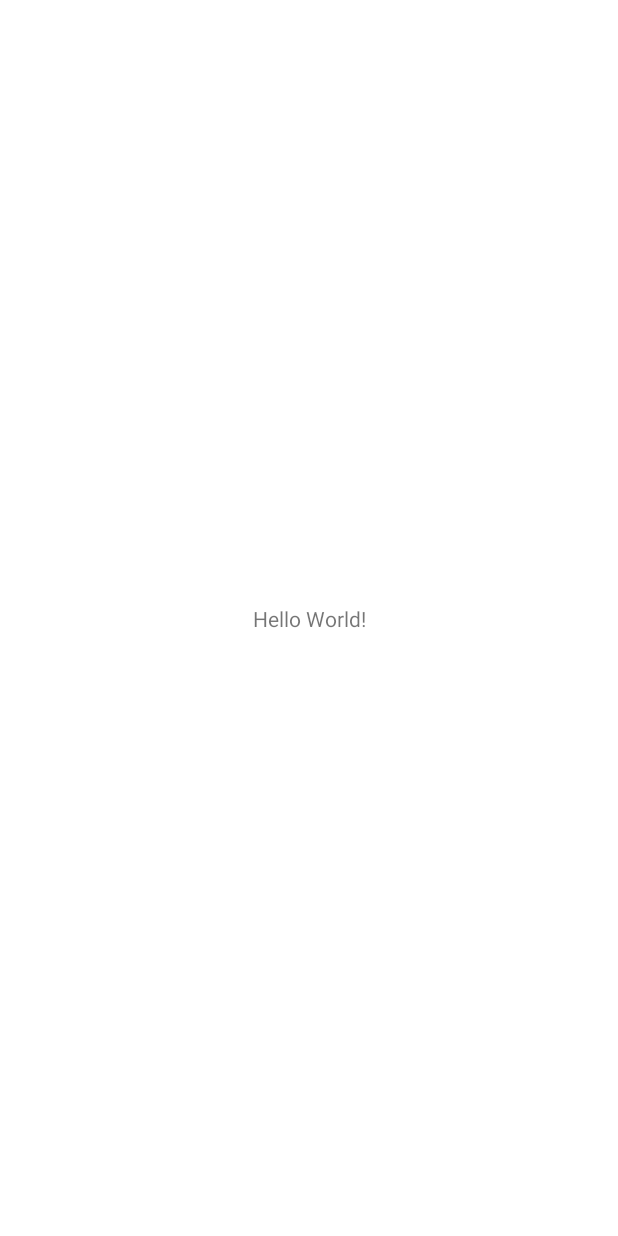
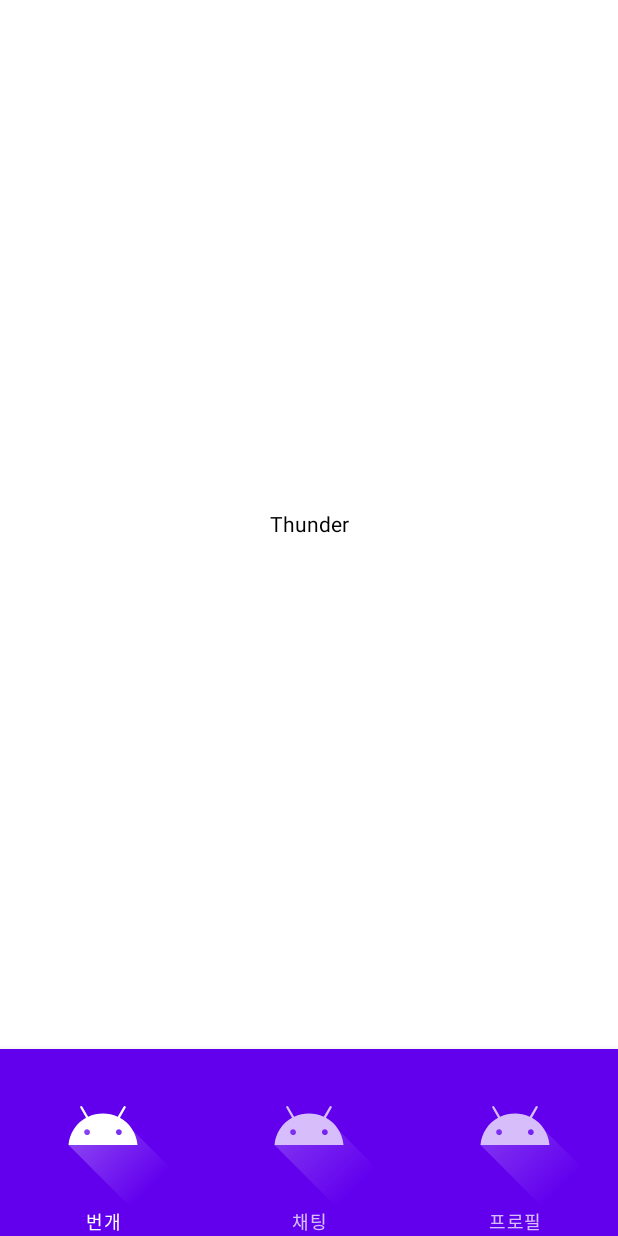
Before and after one commit to Koreatech-Thunder/Thunder-AOS, an Android app built with Jetpack Compose: the screen it shows after launch (MainActivity), on a phone screen of 412 x 824 dp. Before the commit the screen is almost empty. Run offline under Robolectric (Android 15) with nearby library versions, the phone set to English and light mode, and no system bars; our stand-ins replace Dagger/Hilt's generated code, Timber.

Commit message:
[feat] bottom navigation 기능 구현

```diff
--- a/app/src/main/java/com/koreatech/thunder/MainActivity.kt
+++ b/app/src/main/java/com/koreatech/thunder/MainActivity.kt
@@ -1,13 +1,50 @@
 package com.koreatech.thunder
 
+import android.os.Bundle
+import androidx.activity.compose.setContent
 import androidx.appcompat.app.AppCompatActivity
-import android.os.Bundle
+import androidx.compose.foundation.layout.padding
+import androidx.compose.material.BottomNavigation
+import androidx.compose.material.Scaffold
+import androidx.compose.runtime.getValue
+import androidx.compose.ui.Modifier
+import androidx.navigation.compose.currentBackStackEntryAsState
+import androidx.navigation.compose.rememberNavController
+import com.koreatech.thunder.navigation.ThunderBottomBar
+import com.koreatech.thunder.navigation.ThunderDestination.CHAT
+import com.koreatech.thunder.navigation.ThunderDestination.PROFILE
+import com.koreatech.thunder.navigation.ThunderDestination.THUNDER
+import com.koreatech.thunder.navigation.ThunderNavHost
 import dagger.hilt.android.AndroidEntryPoint
 
 @AndroidEntryPoint
 class MainActivity : AppCompatActivity() {
     override fun onCreate(savedInstanceState: Bundle?) {
         super.onCreate(savedInstanceState)
-        setContentView(R.layout.activity_main)
+        setContent {
+            val navController = rememberNavController()
+            Scaffold(
+                bottomBar = {
+                    val navBackStackEntry by navController.currentBackStackEntryAsState()
+                    val currentDestination = navBackStackEntry?.destination
+                    BottomNavigation {
+                        ThunderBottomBar(navController, bottomItems, currentDestination)
+                    }
+                }
+            ) { innerPadding ->
+                ThunderNavHost(
+                    navController = navController,
+                    modifier = Modifier.padding(innerPadding)
+                )
+            }
+        }
+    }
+
+    companion object {
+        private val bottomItems = listOf(
+            THUNDER,
+            CHAT,
+            PROFILE
+        )
     }
 }
--- /dev/null
+++ b/app/src/main/java/com/koreatech/thunder/feature/thunder/ThunderScreen.kt
@@ -0,0 +1,23 @@
+package com.koreatech.thunder.feature.thunder
+
+import androidx.compose.foundation.layout.Arrangement
+import androidx.compose.foundation.layout.Column
+import androidx.compose.foundation.layout.fillMaxSize
+import androidx.compose.material.Text
+import androidx.compose.runtime.Composable
+import androidx.compose.ui.Alignment
+import androidx.compose.ui.Modifier
+import androidx.navigation.NavController
+
+@Composable
+fun ThunderScreen(
+    navController: NavController
+) {
+    Column(
+        modifier = Modifier.fillMaxSize(),
+        verticalArrangement = Arrangement.Center,
+        horizontalAlignment = Alignment.CenterHorizontally
+    ) {
+        Text(text = "Thunder")
+    }
+}
--- /dev/null
+++ b/app/src/main/java/com/koreatech/thunder/navigation/ThunderBottomBar.kt
@@ -0,0 +1,42 @@
+package com.koreatech.thunder.navigation
+
+import androidx.compose.foundation.layout.RowScope
+import androidx.compose.material.BottomNavigationItem
+import androidx.compose.material.Icon
+import androidx.compose.material.Text
+import androidx.compose.runtime.Composable
+import androidx.compose.ui.res.painterResource
+import androidx.compose.ui.res.stringResource
+import androidx.navigation.NavController
+import androidx.navigation.NavDestination
+import androidx.navigation.NavDestination.Companion.hierarchy
+import androidx.navigation.NavGraph.Companion.findStartDestination
+
+@Composable
+fun RowScope.ThunderBottomBar(
+    navController: NavController,
+    destinations: List<ThunderDestination>,
+    currentDestination: NavDestination?
+) {
+    destinations.forEach { screen ->
+        BottomNavigationItem(
+            label = { Text(text = stringResource(id = screen.title)) },
+            icon = {
+                Icon(
+                    painter = painterResource(id = screen.icon),
+                    contentDescription = stringResource(id = screen.description)
+                )
+            },
+            selected = currentDestination?.hierarchy?.any { it.route == screen.name } == true,
+            onClick = {
+                navController.navigate(screen.name) {
+                    popUpTo(navController.graph.findStartDestination().id) {
+                        saveState = true
+                    }
+                    launchSingleTop = true
+                    restoreState = true
+                }
+            }
+        )
+    }
+}
--- /dev/null
+++ b/app/src/main/java/com/koreatech/thunder/navigation/ThunderDestination.kt
@@ -0,0 +1,27 @@
+package com.koreatech.thunder.navigation
+
+import androidx.annotation.DrawableRes
+import androidx.annotation.StringRes
+import com.koreatech.thunder.R
+
+enum class ThunderDestination(
+    @DrawableRes val icon: Int,
+    @StringRes val title: Int,
+    @StringRes val description: Int
+) {
+    THUNDER(
+        icon = R.drawable.ic_launcher_foreground,
+        title = R.string.bot_thunder,
+        description = R.string.bot_thunder
+    ),
+    CHAT(
+        icon = R.drawable.ic_launcher_foreground,
+        title = R.string.bot_chat,
+        description = R.string.bot_chat
+    ),
+    PROFILE(
+        icon = R.drawable.ic_launcher_foreground,
+        title = R.string.bot_profile,
+        description = R.string.bot_profile
+    )
+}
--- /dev/null
+++ b/app/src/main/java/com/koreatech/thunder/navigation/ThunderNavGraph.kt
@@ -0,0 +1,30 @@
+package com.koreatech.thunder.navigation
+
+import androidx.compose.runtime.Composable
+import androidx.compose.ui.Modifier
+import androidx.navigation.NavHostController
+import androidx.navigation.compose.NavHost
+import androidx.navigation.compose.composable
+import com.koreatech.thunder.feature.chat.ChatScreen
+import com.koreatech.thunder.feature.profile.ProfileScreen
+import com.koreatech.thunder.feature.thunder.ThunderScreen
+import com.koreatech.thunder.navigation.ThunderDestination.CHAT
+import com.koreatech.thunder.navigation.ThunderDestination.PROFILE
+import com.koreatech.thunder.navigation.ThunderDestination.THUNDER
+
+@Composable
+fun ThunderNavHost(
+    navController: NavHostController,
+    modifier: Modifier = Modifier,
+    startDestination: String = THUNDER.name
+) {
+    NavHost(
+        navController = navController,
+        startDestination = startDestination,
+        modifier = modifier
+    ) {
+        composable(THUNDER.name) { ThunderScreen(navController = navController) }
+        composable(CHAT.name) { ChatScreen(navController = navController) }
+        composable(PROFILE.name) { ProfileScreen(navController = navController) }
+    }
+}
--- a/app/src/main/res/values/strings.xml
+++ b/app/src/main/res/values/strings.xml
@@ -1,3 +1,6 @@
 <resources>
     <string name="app_name">Thunder</string>
+    <string name="bot_profile">프로필</string>
+    <string name="bot_chat">채팅</string>
+    <string name="bot_thunder">번개</string>
 </resources>
```
Also changed, not shown: app/src/main/java/com/koreatech/thunder/feature/chat/ChatScreen.kt (added, +23 -0 lines), app/src/main/java/com/koreatech/thunder/feature/profile/ProfileScreen.kt (added, +23 -0 lines).
